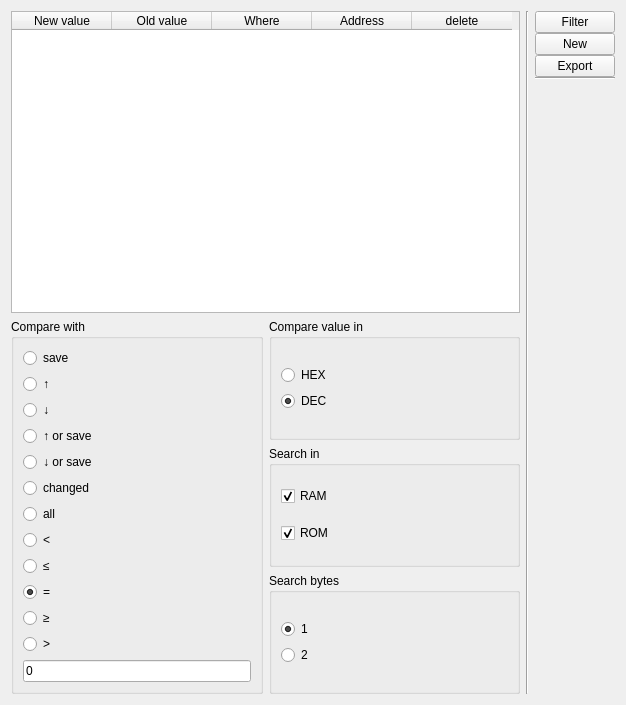
Qt form UI/cheating/search_cheat.ui (NADNES-TEAM/NADNES) before a commit.
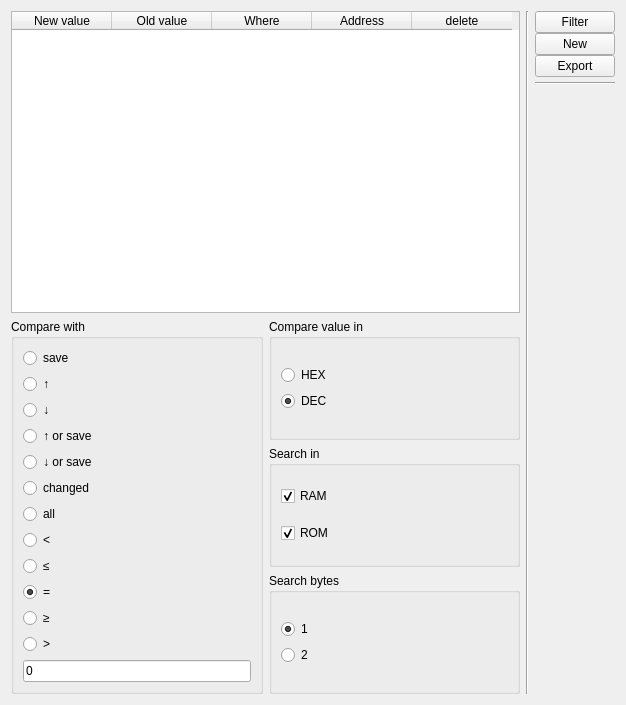
The same form after that commit.

Commit message: all window sizes fixed, fixed cheat windows generating

Patch:
```diff
--- a/UI/cheating/search_cheat.ui
+++ b/UI/cheating/search_cheat.ui
@@ -320,6 +320,22 @@
          </property>
         </widget>
        </item>
+       <item>
+        <spacer name="verticalSpacer_2">
+         <property name="orientation">
+          <enum>Qt::Vertical</enum>
+         </property>
+         <property name="sizeType">
+          <enum>QSizePolicy::Fixed</enum>
+         </property>
+         <property name="sizeHint" stdset="0">
+          <size>
+           <width>20</width>
+           <height>5</height>
+          </size>
+         </property>
+        </spacer>
+       </item>
        <item>
         <widget class="Line" name="line">
          <property name="orientation">
```
The commit also changes 18 other files.
